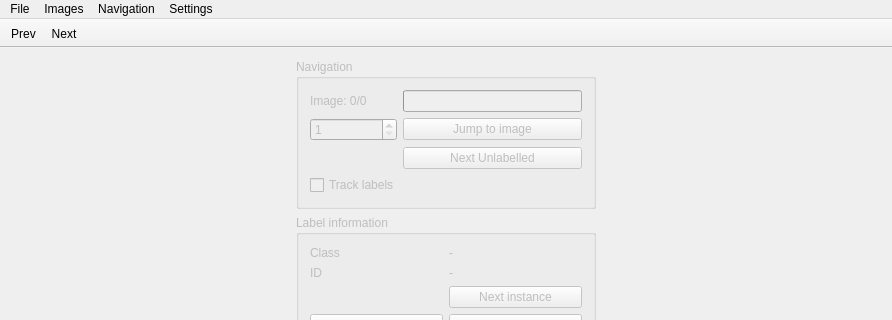
KamalM8/deeplabel, file src/mainwindow.ui: the form before one commit; both pictures show x 0 to 892 and y 0 to 320 of the 892 by 831 pixel window.
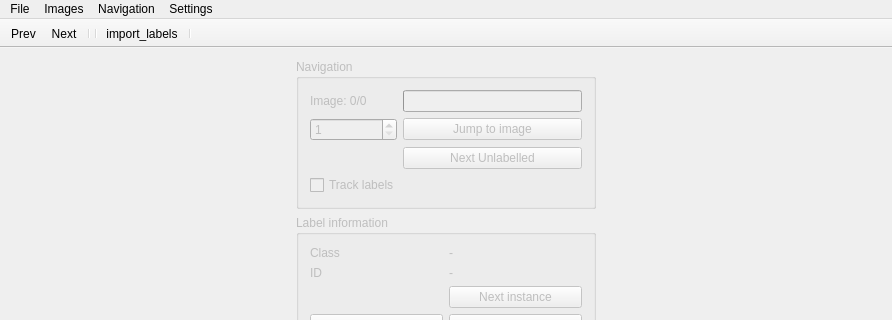
The form after the commit.

What changed in the file:
```diff
--- a/src/mainwindow.ui
+++ b/src/mainwindow.ui
@@ -399,6 +399,10 @@
    </attribute>
    <addaction name="actionPreviousImage"/>
    <addaction name="actionNextImage"/>
+   <addaction name="separator"/>
+   <addaction name="separator"/>
+   <addaction name="actionimport_labels"/>
+   <addaction name="separator"/>
   </widget>
   <widget class="QStatusBar" name="statusBar"/>
   <action name="actionPreviousImage">
@@ -614,6 +618,14 @@
     <string>Add/Remove Attributes</string>
    </property>
   </action>
+  <action name="actionimport_labels">
+   <property name="text">
+    <string>import_labels</string>
+   </property>
+   <property name="toolTip">
+    <string>import labels from a json file</string>
+   </property>
+  </action>
  </widget>
  <layoutdefault spacing="6" margin="11"/>
  <resources/>
```
